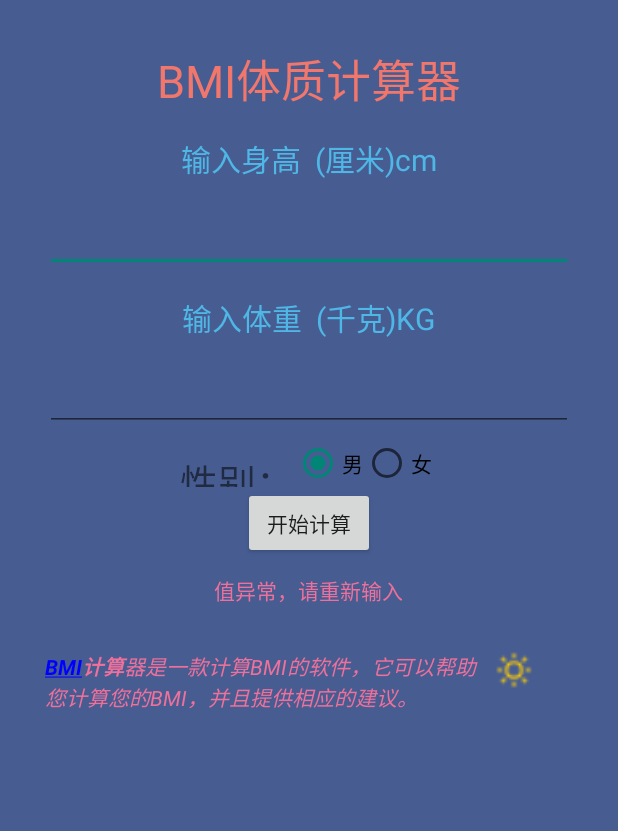
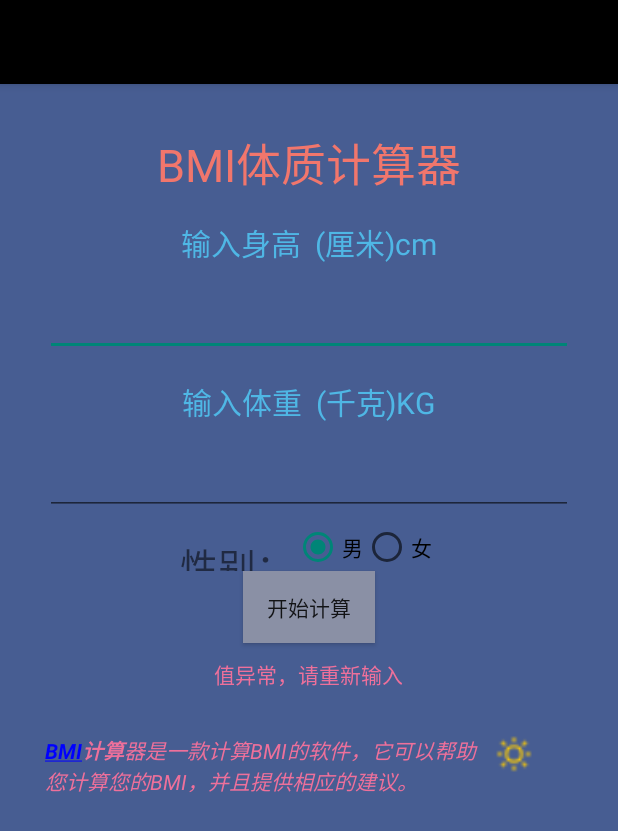
Before and after one commit to Hz46100/BmiCalculator, an Android app: the screen it shows after launch (MainActivity), after a tap on an icon or button, on a phone screen of 412 x 824 dp. Shown: the top 831 px of the screen. Run offline under Robolectric (Android 15) with nearby library versions, the phone set to English and light mode, and no system bars; 2 other taps on this screen came first.

Commit message:
更新了一些细节，完善了一点功能，当然ui还是很丑

```diff
--- a/app/src/main/java/com/example/jinjin/bmicalculator/MainActivity.java
+++ b/app/src/main/java/com/example/jinjin/bmicalculator/MainActivity.java
@@ -5,6 +5,8 @@ import androidx.appcompat.app.ActionBar;
 import androidx.appcompat.app.AppCompatActivity;
 
 import android.content.Intent;
+import android.graphics.Color;
+import android.graphics.drawable.ColorDrawable;
 import android.os.Bundle;
 import android.text.SpannableString;
 import android.text.Spanned;
@@ -42,11 +44,11 @@ public class MainActivity extends AppCompatActivity implements View.OnClickListe
         eyes = (ImageButton) findViewById(R.id.eyes);
         nv = (RadioButton) findViewById(R.id.nv);
         shuchu = (TextView) findViewById(R.id.shuchu);
-        //去除系统标题栏
+
+        //系统标题栏默认打开软件是pick
         ActionBar actionBar = getSupportActionBar();
-        if (actionBar != null) {
-            actionBar.hide();
-        }
+        actionBar.setBackgroundDrawable(new ColorDrawable(Color.parseColor("#F88B8B")));
+
         //给RadioGroup1绑定监听器
         nan.setOnClickListener(this);
         nv.setOnClickListener(this);
@@ -147,7 +149,12 @@ public class MainActivity extends AppCompatActivity implements View.OnClickListe
     }
 
     //护眼模式控件
+    //开始计算 按钮 btn
+    //系统标题栏 actionBar
     public void imgs(View view) {
+        //系统标题栏
+        ActionBar actionBar = getSupportActionBar();
+        actionBar.setBackgroundDrawable(new ColorDrawable(Color.parseColor("#F88B8B")));
         count++;
         //点击按钮判断count是否为单数，如果是，则变黑色，否则恢复白色
         if (count % 2 == 1) {
@@ -156,7 +163,10 @@ public class MainActivity extends AppCompatActivity implements View.OnClickListe
             //把activity背景变成黑色
 //            getWindow().getDecorView().setBackgroundResource(R.drawable.background);
             getWindow().getDecorView().setBackgroundResource(android.R.color.system_accent1_600);
-            //改变按钮的文本
+            //改变按钮颜色
+            btn.setBackgroundResource(R.color.gray);
+            //改变actionBar颜色
+            actionBar.setBackgroundDrawable(new ColorDrawable(Color.BLACK));
         } else if (count % 2 == 0) {
             //删除控件背景图
             view.setBackground(null);
@@ -164,7 +174,10 @@ public class MainActivity extends AppCompatActivity implements View.OnClickListe
             eyes.setBackgroundResource(R.drawable.moon);
             //再次点击按钮恢复原来的颜色
             getWindow().getDecorView().setBackgroundResource(R.color.white);
-            //改变按钮的文本
+            //改变按钮颜色
+            btn.setBackgroundResource(R.color.blue_FF5670FE);
+            //改变actionBar颜色
+            actionBar.setBackgroundDrawable(new ColorDrawable(Color.parseColor("#F88B8B")));
         }
     }
 }
--- a/app/src/main/res/layout/activity_main.xml
+++ b/app/src/main/res/layout/activity_main.xml
@@ -87,6 +87,8 @@
         android:layout_width="wrap_content"
         android:layout_height="wrap_content"
         android:layout_gravity="center_horizontal"
+        app:backgroundTint="@null"
+        android:background="@color/blue_FF5670FE"
         android:text="开始计算" />
 
     <TextView
--- a/app/src/main/res/values/colors.xml
+++ b/app/src/main/res/values/colors.xml
@@ -7,4 +7,8 @@
     <color name="teal_700">#FF018786</color>
     <color name="black">#FF000000</color>
     <color name="white">#FFFFFFFF</color>
+    <color name="blue_FF5670FE">#77CBEF</color>
+    <color name="gray">@android:color/system_accent2_400</color>
+    <color name="pick">#F88B8B</color>
+
 </resources>
```
